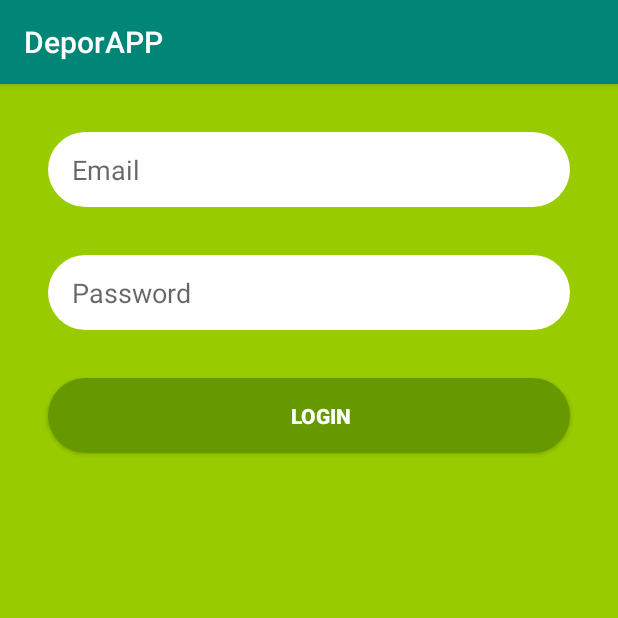
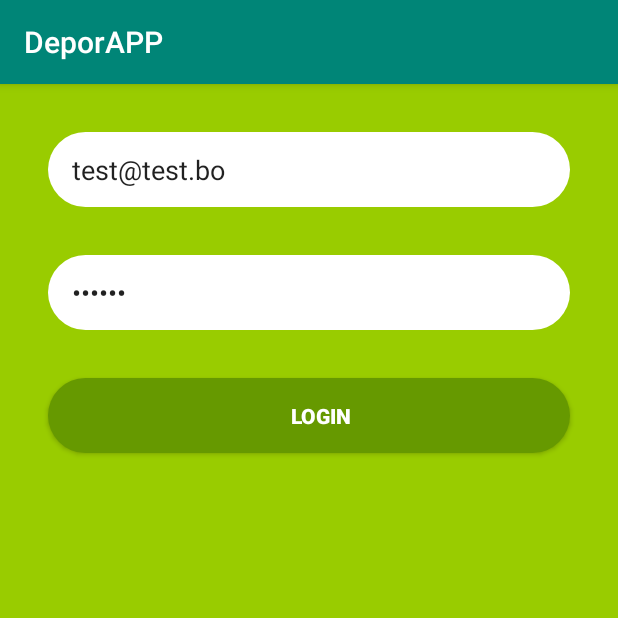
Before and after one commit to n0g4y0/DeporAPP, an Android app: the LoginActivity screen opened directly, with no data from a screen before it, on a phone screen of 412 x 824 dp, the top half of it. Run offline under Robolectric (Android 15) with nearby library versions, the phone set to English and light mode, and no system bars; our stand-ins replace Firebase (no records; nobody signed in at launch, a user with empty details on screens opened directly).

Commit message:
datos de usuario por defcto, en el FORM del login

```diff
--- a/app/src/main/res/layout/activity_login.xml
+++ b/app/src/main/res/layout/activity_login.xml
@@ -13,6 +13,7 @@
             android:id="@+id/email_edittext_login"
             android:inputType="textEmailAddress"
             android:hint="Email"
+            android:text="test@test.bo"
             android:paddingLeft="16dp"
             app:layout_constraintTop_toTopOf="parent"
             app:layout_constraintLeft_toLeftOf="parent"
@@ -28,6 +29,7 @@
             android:id="@+id/password_edittext_login"
             android:inputType="textPassword"
             android:hint="Password"
+            android:text="123456"
             android:paddingLeft="16dp"
             app:layout_constraintTop_toBottomOf="@+id/email_edittext_login"
             app:layout_constraintLeft_toLeftOf="parent"
```
